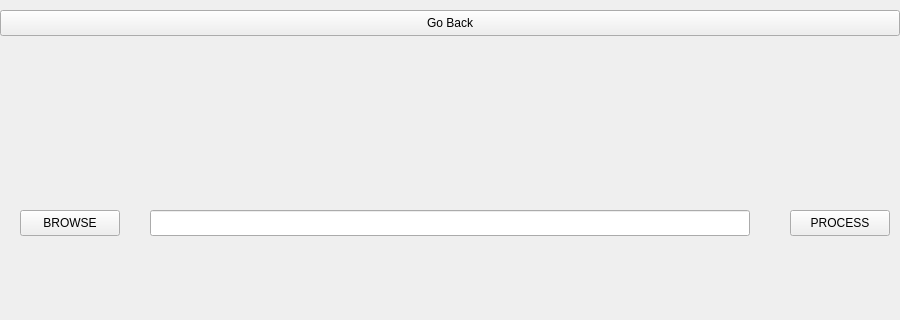
Before: the Qt Designer form client/simple_gui/process_multiple_page.ui in Acytoo/salient-object-detection, drawn with Qt 5; both pictures show x 0 to 900 and y 0 to 320 of the 900 by 500 pixel window.
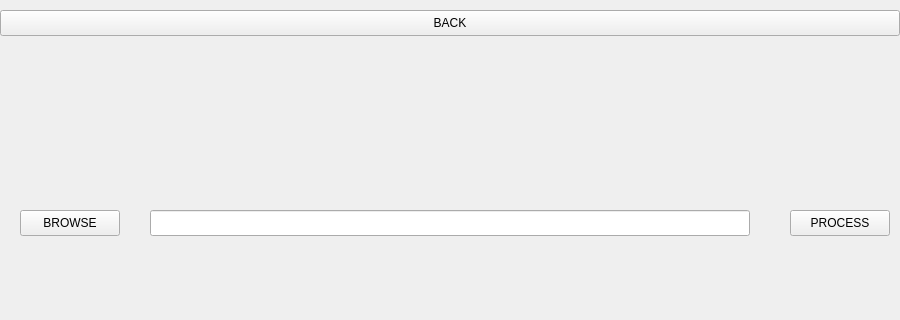
After: the same form once the commit is applied. Icons and pictures are not drawn.

```diff
--- a/client/simple_gui/process_multiple_page.ui
+++ b/client/simple_gui/process_multiple_page.ui
@@ -52,7 +52,7 @@
      </sizepolicy>
     </property>
     <property name="text">
-     <string>Go Back</string>
+     <string>BACK</string>
     </property>
    </widget>
    <widget class="QPushButton" name="button_browse">
```
